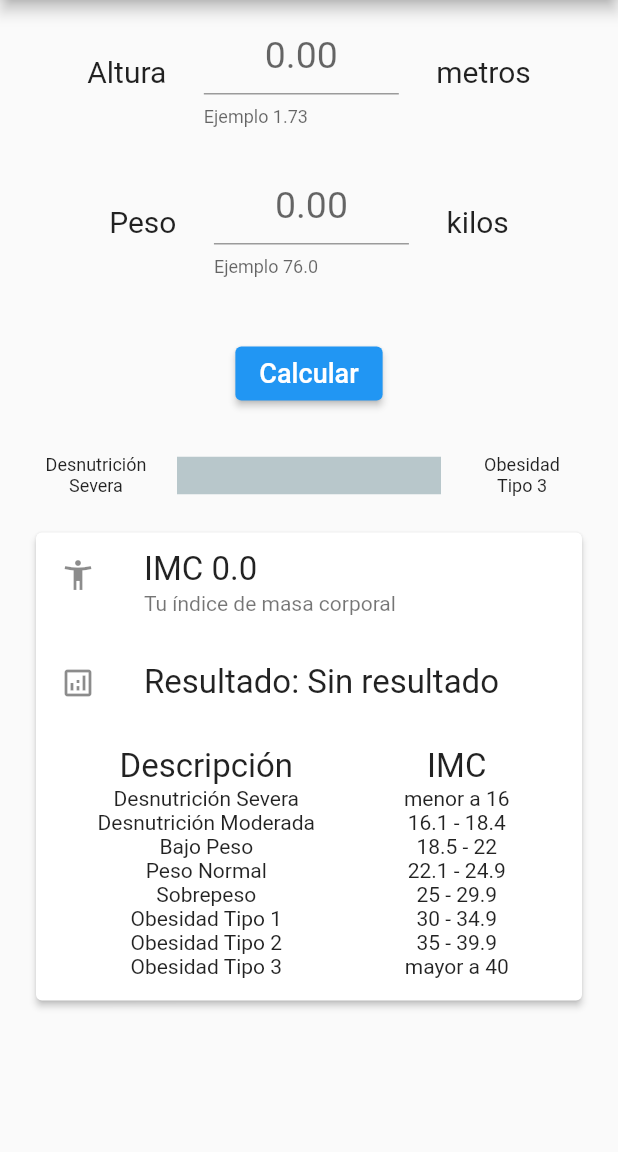
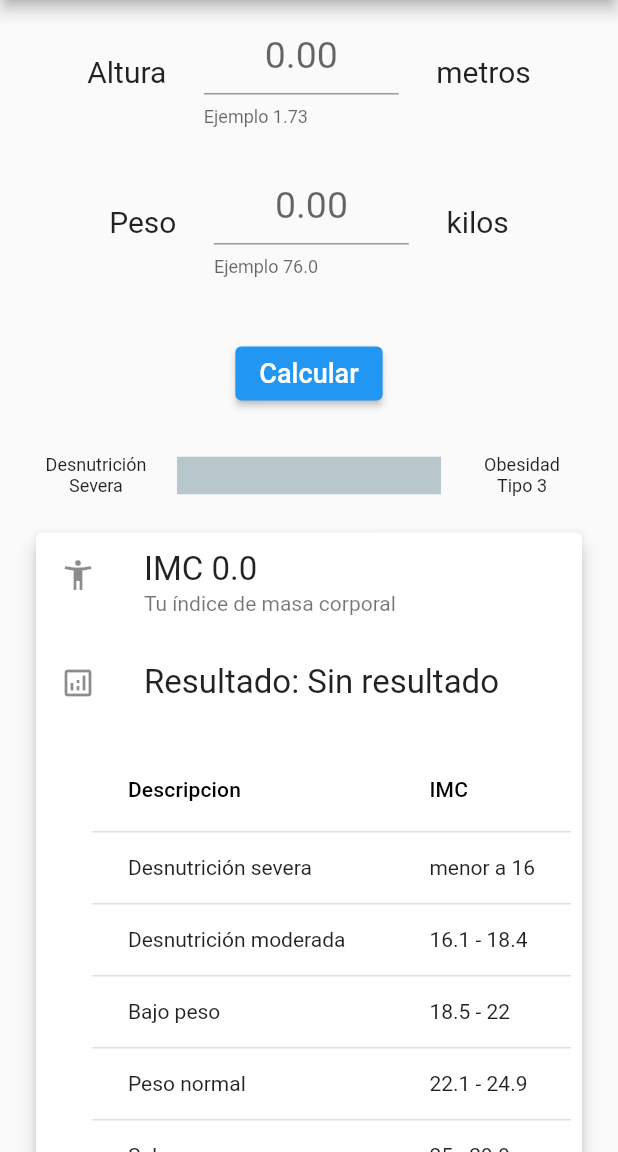
Before and after one commit to 0M1N1D0/calculadoraIMC, a Flutter app: the screen it shows after launch, on a phone screen of 412 x 824 dp, the part 84-1236 px from its top. Run offline on Flutter 3.47's test engine with Material 2 defaults, Android fonts, the phone set to English and light mode, and no system bars; drawn by our look-alikes of percent_indicator.

Commit message:
v0.7.9
Se cambia la Table por DataTable. Por un error de lógica, se modifica el valor de imc para que sólo de un decimal.

```diff
--- a/calculadora_imc/lib/src/widgets/card_result.dart
+++ b/calculadora_imc/lib/src/widgets/card_result.dart
@@ -18,7 +18,7 @@ class _CardResultsState extends State<CardResults> {
     // ---- instancia provider
     ActualizaIMC imcProv = Provider.of<ActualizaIMC>(context);
     return Card(
-      elevation: 2.0,
+      elevation: 5.0,
       //color: Colors.amberAccent,
       child: Column(
         children: [
@@ -45,7 +45,7 @@ class _CardResultsState extends State<CardResults> {
           Container(
             //alignment: Alignment.bottomRight,
             child: _myTable(),
-            margin: EdgeInsets.only(left: 30.0),
+            margin: const EdgeInsets.only(left: 30.0),
           ),
           const SizedBox(height: 15),
         ],
@@ -56,64 +56,95 @@ class _CardResultsState extends State<CardResults> {
   // *******************************************
   // TABLA
   // ********************************************
-  Table _myTable() {
-    return Table(
-      //textDirection: TextDirection.rtl,
-
-      //defaultVerticalAlignment: TableCellVerticalAlignment.,
-      children: [
-        TableRow(
-          children: [
-            _textoMyTable('Descripción', tamanio: 22.0),
-            _textoMyTable('IMC', tamanio: 22.0),
+  DataTable _myTable() {
+    return DataTable(
+      columns: const [
+        DataColumn(
+          label: Text('Descripcion'),
+        ),
+        DataColumn(
+          label: Text('IMC'),
+        ),
+      ],
+      rows: const [
+        DataRow(
+          cells: [
+            DataCell(
+              Text('Desnutrición severa'),
+            ),
+            DataCell(
+              Text('menor a 16'),
+            ),
           ],
         ),
-        TableRow(
-          children: [
-            _textoMyTable('Desnutrición Severa'),
-            _textoMyTable('menor a 16'),
+        DataRow(
+          cells: [
+            DataCell(
+              Text('Desnutrición moderada'),
+            ),
+            DataCell(
+              Text('16.1 - 18.4'),
+            ),
           ],
         ),
-        TableRow(
-          children: [
-            _textoMyTable('Desnutrición Moderada'),
-            _textoMyTable('16.1 - 18.4'),
+        DataRow(
+          cells: [
+            DataCell(
+              Text('Bajo peso'),
+            ),
+            DataCell(
+              Text('18.5 - 22'),
+            ),
           ],
         ),
-        TableRow(
-          children: [
-            _textoMyTable('Bajo Peso'),
-            _textoMyTable('18.5 - 22'),
+        DataRow(
+          cells: [
+            DataCell(
+              Text('Peso normal'),
+            ),
+            DataCell(
+              Text('22.1 - 24.9'),
+            ),
           ],
         ),
-        TableRow(
-          children: [
-            _textoMyTable('Peso Normal'),
-            _textoMyTable('22.1 - 24.9'),
+        DataRow(
+          cells: [
+            DataCell(
+              Text('Sobrepeso'),
+            ),
+            DataCell(
+              Text('25 - 29.9'),
+            ),
           ],
         ),
-        TableRow(
-          children: [
-            _textoMyTable('Sobrepeso'),
-            _textoMyTable('25 - 29.9'),
+        DataRow(
+          cells: [
+            DataCell(
+              Text('Obesidad tipo 1'),
+            ),
+            DataCell(
+              Text('30 - 34.9'),
+            ),
           ],
         ),
-        TableRow(
-          children: [
-            _textoMyTable('Obesidad Tipo 1'),
-            _textoMyTable('30 - 34.9'),
+        DataRow(
+          cells: [
+            DataCell(
+              Text('Obesidad tipo 2'),
+            ),
+            DataCell(
+              Text('35 - 39.9'),
+            ),
           ],
         ),
-        TableRow(
-          children: [
-            _textoMyTable('Obesidad Tipo 2'),
-            _textoMyTable('35 - 39.9'),
-          ],
-        ),
-        TableRow(
-          children: [
-            _textoMyTable('Obesidad Tipo 3'),
-            _textoMyTable('mayor a 40'),
+        DataRow(
+          cells: [
+            DataCell(
+              Text('Obesidad tipo 3'),
+            ),
+            DataCell(
+              Text('mayor a 40'),
+            ),
           ],
         ),
       ],
@@ -123,11 +154,11 @@ class _CardResultsState extends State<CardResults> {
   // *******************************************
   // TEXTO TABLA
   // ********************************************
-  Text _textoMyTable(String texto, {double? tamanio}) {
-    return Text(
-      texto,
-      textAlign: TextAlign.center,
-      style: TextStyle(fontSize: tamanio),
-    );
-  }
+  // Text _textoMyTable(String texto, {double? tamanio}) {
+  //   return Text(
+  //     texto,
+  //     textAlign: TextAlign.center,
+  //     style: TextStyle(fontSize: tamanio),
+  //   );
+  // }
 }
--- a/calculadora_imc/lib/src/widgets/row_botones.dart
+++ b/calculadora_imc/lib/src/widgets/row_botones.dart
@@ -54,6 +54,7 @@ class _MyRowBotonesState extends State<MyRowBotones> {
   // ***********************************
 
   ElevatedButton _buttonCalcular(ActualizaIMC imcProv, String resultado) {
+    String _imcString;
     return ElevatedButton(
       //style: ButtonStyle(shape: BorderRadius.circular(5)),
       onPressed: () {
@@ -62,7 +63,11 @@ class _MyRowBotonesState extends State<MyRowBotones> {
           IndiceMasaCorporal objIMC =
               IndiceMasaCorporal(altura: altura, peso: peso);
           // recibiendo el resultado
-          imc = double.parse(objIMC.calculoIMCtoString());
+          // toStringAsFixed(1) corta los decimales a 1
+          _imcString =
+              double.parse(objIMC.calculoIMCtoString()).toStringAsFixed(1);
+          imc = double.parse(_imcString);
+
           //print(imc );
           imcProv.imcProviderSet = imc;
           resultado = _obtenerResultado(imc);
```
